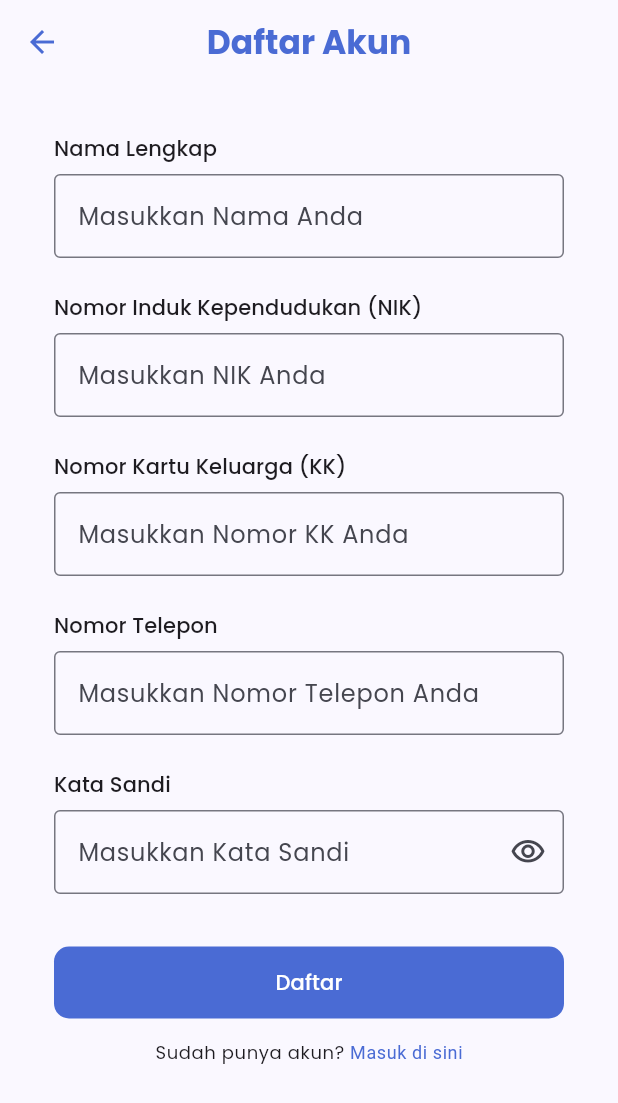
After one commit to mdaffailhami/gasku, a Flutter app: the MyDaftarPage screen opened directly, on a phone screen of 412 x 824 dp. The commit adds this screen. Shown: the top 1103 px of the screen. Run offline on Flutter 3.47's test engine with Material 3 defaults, Android fonts, the phone set to English and light mode, and no system bars; our stand-ins replace google_fonts.

Commit message:
Add Daftar Page & some modifications

```diff
--- a/lib/components/filled_button.dart
+++ b/lib/components/filled_button.dart
@@ -15,7 +15,7 @@ class MyFilledButton extends StatelessWidget {
         backgroundColor: Theme.of(context).colorScheme.primary,
       ),
       child: Padding(
-        padding: const EdgeInsets.symmetric(vertical: 12),
+        padding: const EdgeInsets.symmetric(vertical: 14),
         child: Text(text),
       ),
     );
--- a/lib/components/text_form_field.dart
+++ b/lib/components/text_form_field.dart
@@ -6,11 +6,15 @@ class MyTextFormField extends StatefulWidget {
     this.isObscure = false,
     required this.title,
     required this.label,
+    this.prefix,
+    this.keyboardType,
   });
 
   final bool isObscure;
   final String title;
   final String label;
+  final Widget? prefix;
+  final TextInputType? keyboardType;
 
   @override
   State<MyTextFormField> createState() => _MyTextFormFieldState();
@@ -31,10 +35,16 @@ class _MyTextFormFieldState extends State<MyTextFormField> {
         ),
         const SizedBox(height: 7),
         TextFormField(
+          keyboardType: widget.keyboardType,
           obscureText: widget.isObscure ? _isInvisible : false,
+          textInputAction: TextInputAction.next,
+          onFieldSubmitted: (a) {
+            print('SUBMIT');
+          },
           decoration: InputDecoration(
             border: const OutlineInputBorder(),
             labelText: widget.label,
+            prefix: widget.prefix,
             suffixIcon: widget.isObscure
                 ? IconButton(
                     onPressed: () {
--- /dev/null
+++ b/lib/pages/daftar.dart
@@ -0,0 +1,104 @@
+import 'package:flutter/gestures.dart';
+import 'package:flutter/material.dart';
+import 'package:gasku/components/filled_button.dart';
+import 'package:gasku/components/text_form_field.dart';
+
+class MyDaftarPage extends StatefulWidget {
+  const MyDaftarPage({super.key});
+
+  @override
+  State<MyDaftarPage> createState() => _MyDaftarPageState();
+}
+
+class _MyDaftarPageState extends State<MyDaftarPage> {
+  final _formKey = GlobalKey<FormState>();
+
+  @override
+  Widget build(BuildContext context) {
+    return Scaffold(
+      appBar: AppBar(
+        forceMaterialTransparency: true,
+        leading: IconButton(
+          onPressed: () => Navigator.of(context).pop(),
+          icon: Icon(
+            Icons.arrow_back,
+            color: Theme.of(context).colorScheme.primary,
+          ),
+          tooltip: 'Back',
+        ),
+        centerTitle: true,
+        title: Text(
+          'Daftar Akun',
+          style: TextStyle(
+            fontWeight: FontWeight.bold,
+            color: Theme.of(context).colorScheme.primary,
+          ),
+        ),
+      ),
+      body: SingleChildScrollView(
+        child: Padding(
+          padding: const EdgeInsets.symmetric(horizontal: 36),
+          child: Column(
+            mainAxisAlignment: MainAxisAlignment.center,
+            children: [
+              const SizedBox(height: 10),
+              Form(
+                key: _formKey,
+                child: const Column(
+                  children: [
+                    MyTextFormField(
+                      title: 'Nama Lengkap',
+                      label: 'Masukkan Nama Anda',
+                    ),
+                    MyTextFormField(
+                      title: 'Nomor Induk Kependudukan (NIK)',
+                      label: 'Masukkan NIK Anda',
+                    ),
+                    MyTextFormField(
+                      title: 'Nomor Kartu Keluarga (KK)',
+                      label: 'Masukkan Nomor KK Anda',
+                    ),
+                    MyTextFormField(
+                      prefix: Text('+62'),
+                      keyboardType: TextInputType.number,
+                      title: 'Nomor Telepon',
+                      label: 'Masukkan Nomor Telepon Anda',
+                    ),
+                    MyTextFormField(
+                      isObscure: true,
+                      title: 'Kata Sandi',
+                      label: 'Masukkan Kata Sandi',
+                    ),
+                  ],
+                ),
+              ),
+              const SizedBox(height: 35),
+              const SizedBox(
+                width: double.infinity,
+                child: MyFilledButton(text: 'Daftar'),
+              ),
+              const SizedBox(height: 15),
+              RichText(
+                text: TextSpan(
+                  text: 'Sudah punya akun? ',
+                  style: Theme.of(context).textTheme.bodySmall,
+                  children: <TextSpan>[
+                    TextSpan(
+                      text: 'Masuk di sini',
+                      recognizer: TapGestureRecognizer()
+                        ..onTap = () {
+                          Navigator.of(context).pop();
+                        },
+                      style: TextStyle(
+                          color: Theme.of(context).colorScheme.primary),
+                    ),
+                  ],
+                ),
+              ),
+            ],
+          ),
+        ),
+      ),
+    );
+  }
+}
--- a/lib/pages/masuk.dart
+++ b/lib/pages/masuk.dart
@@ -2,6 +2,7 @@ import 'package:flutter/gestures.dart';
 import 'package:flutter/material.dart';
 import 'package:gasku/components/filled_button.dart';
 import 'package:gasku/components/text_form_field.dart';
+import 'package:gasku/pages/daftar.dart';
 
 class MyMasukPage extends StatefulWidget {
   const MyMasukPage({super.key});
@@ -16,6 +17,7 @@ class _MyMasukPageState extends State<MyMasukPage> {
   @override
   Widget build(BuildContext context) {
     return Scaffold(
+      resizeToAvoidBottomInset: false,
       body: Padding(
         padding: const EdgeInsets.symmetric(horizontal: 36),
         child: Column(
@@ -77,13 +79,20 @@ class _MyMasukPageState extends State<MyMasukPage> {
                 children: <TextSpan>[
                   TextSpan(
                     text: 'Daftar di sini',
-                    recognizer: TapGestureRecognizer()..onTap = () {},
+                    recognizer: TapGestureRecognizer()
+                      ..onTap = () {
+                        Navigator.of(context).push(
+                          MaterialPageRoute(
+                            builder: (context) => const MyDaftarPage(),
+                          ),
+                        );
+                      },
                     style:
                         TextStyle(color: Theme.of(context).colorScheme.primary),
                   ),
                 ],
               ),
-            )
+            ),
           ],
         ),
       ),
```
